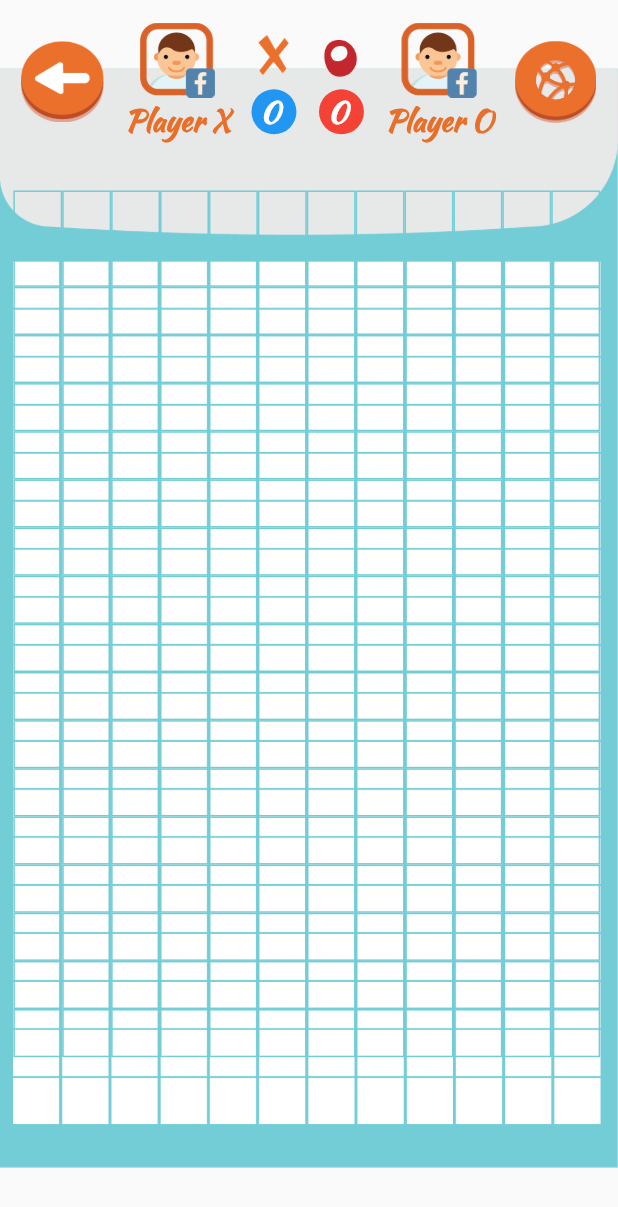
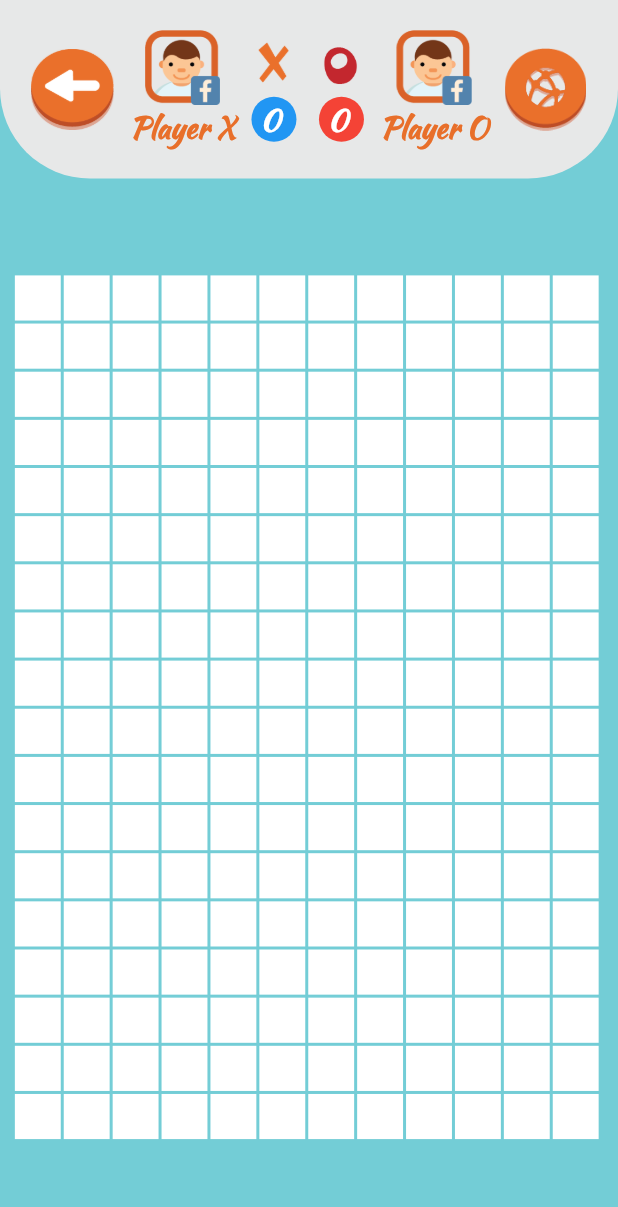
Before and after one commit to hoa2380/flutter_caro, a Flutter app: the GamePage screen opened by its route, on a phone screen of 412 x 824 dp. Shown: the top 1207 px of the screen. Run offline on Flutter 3.47's test engine with Material 2 defaults, Android fonts, the phone set to English and light mode, and no system bars; our stand-ins replace audioplayers, dotted_border, get, google_fonts.

Commit message:
add sound

```diff
--- a/lib/src/pages/game/game_page.dart
+++ b/lib/src/pages/game/game_page.dart
@@ -3,27 +3,35 @@ import 'package:caro_flutter/src/pages/game/widget/widget.dart';
 import 'package:flutter/material.dart';
 import 'package:get/get.dart';
 
-
-class GamePage extends GetView<GameController>{
-
+class GamePage extends GetView<GameController> {
   @override
   Widget build(BuildContext context) {
-    return Scaffold(
-      body: GetX<GameController>(
-          builder: (_) {
-            return Container(
-              decoration: BoxDecoration(
-                  image: DecorationImage(
-                      image: AssetImage('assets/image/screen 2.png')
-                  )
-              ),
-              child: Column(children: <Widget>[
-                Score(controller.xTurn, controller.xScore, controller.oScore,),
-                SizedBox(height: 33,),
-                Board(controller.tapFunc, controller.label, controller.end),
-              ]),
-            );
-          }),
+    return SafeArea(
+      child: Scaffold(
+        extendBodyBehindAppBar: true,
+        extendBody: true,
+        body: GetX<GameController>(builder: (_) {
+          return Container(
+            color: Color(0xff73CDD6),
+            child: Column(
+                children: <Widget>[
+                  Score(
+                    controller.xTurn,
+                    controller.xScore,
+                    controller.oScore,
+                  ),
+                  Expanded(
+                    child: Column(
+                      mainAxisAlignment: MainAxisAlignment.center,
+                      children: [
+                        Board(controller.tapFunc, controller.label, controller.end,),
+                      ],
+                    ),
+                  ),
+                ]),
+          );
+        }),
+      ),
     );
   }
 }
--- a/lib/src/pages/game/widget/board.dart
+++ b/lib/src/pages/game/widget/board.dart
@@ -1,12 +1,11 @@
 import 'package:flutter/material.dart';
-import 'package:google_fonts/google_fonts.dart';
 
 class Board extends StatelessWidget {
   Function tapFunc;
   List label;
   bool end;
 
-  Board(this.tapFunc, this.label, this.end);
+  Board(this.tapFunc, this.label, this.end,);
 
   @override
   Widget build(BuildContext context) {
@@ -29,7 +28,10 @@ class Board extends StatelessWidget {
           },
           child: Container(
             decoration:
-                BoxDecoration(border: Border.all(color: Color(0xff73CDD6))),
+                BoxDecoration(
+                    border: Border.all(color: Color(0xff73CDD6)),
+                  color: Colors.white,
+                ),
             height: 32.1,
             width: 32.6,
             child: Center(
@@ -43,8 +45,6 @@ class Board extends StatelessWidget {
       }
       col.add(Row(children: r));
     }
-    return SingleChildScrollView(
-      child: Column(children: col),
-    );
+    return Column(children: col);
   }
 }
--- a/lib/src/pages/game/widget/score.dart
+++ b/lib/src/pages/game/widget/score.dart
@@ -10,8 +10,15 @@ class Score extends StatelessWidget {
   Score(this.xTurn, this.oScore, this.xScore,);
   Widget build(BuildContext context) {
     return Container(
-        margin: EdgeInsets.only(top: 15),
         alignment: Alignment.center,
+        decoration: BoxDecoration(
+          color: Color(0xffE7E8E8),
+          borderRadius: BorderRadius.vertical(
+            bottom: Radius.circular(60)
+          )
+        ),
+        child: Padding(
+          padding: const EdgeInsets.symmetric(horizontal: 10, vertical: 20),
           child: Column(
               mainAxisAlignment: MainAxisAlignment.center,
               children: <Widget>[
@@ -98,6 +105,7 @@ class Score extends StatelessWidget {
                     child: Image.asset('assets/image/option.png', width: 55, height: 55,),
                   ),
                 ]),
-            ]));
+              ]),
+        ));
   }
 }
--- a/lib/src/pages/home/home_page.dart
+++ b/lib/src/pages/home/home_page.dart
@@ -11,7 +11,8 @@ class HomePage extends GetView<HomeController> {
   @override
   Widget build(BuildContext context) {
     SystemChrome.setEnabledSystemUIOverlays([]);
-    return Scaffold(
+    return SafeArea(
+      child: Scaffold(
         body: Container(
           width: MediaQuery.of(context).size.width,
           decoration: BoxDecoration(
@@ -32,7 +33,7 @@ class HomePage extends GetView<HomeController> {
                     width: 300,
                   )),
               Bouncing(
-                onPress: () {
+                  onPress: () async {
                     Get.toNamed(Routes.game);
                   },
                   child: Image.asset(
@@ -68,6 +69,7 @@ class HomePage extends GetView<HomeController> {
             ],
           ),
         ),
+      ),
     );
   }
 }
--- /dev/null
+++ b/lib/src/until/audio.dart
@@ -0,0 +1,30 @@
+import 'dart:async';
+import 'package:audioplayers/audioplayers.dart';
+import 'package:flutter/foundation.dart';
+
+class Audio {
+  static AudioCache player = AudioCache();
+
+  static Future<dynamic> init() async {
+    await player.loadAll([
+      'audio/x.wav',
+      'audio/o.wav',
+      'audio/victory.wav'
+    ]);
+  }
+
+  static playAsset(AudioType audioType) {
+    player.play('audio/${describeEnum(audioType)}.wav');
+  }
+
+  // static play() async {
+  //   AudioPlayer player = AudioPlayer();
+  //   await player.play('assets/audio/swap.wav', isLocal: true);
+  // }
+}
+
+enum AudioType {
+  x,
+  o,
+  victory,
+}
--- a/pubspec.yaml
+++ b/pubspec.yaml
@@ -30,6 +30,8 @@ dependencies:
   cupertino_icons: ^1.0.2
   google_fonts: ^2.1.0
   dotted_border: ^2.0.0
+  audioplayers: ^0.19.1
+
 
   #get
   get: ^4.1.4
@@ -56,6 +58,9 @@ flutter:
     - assets/image/avatar.png
     - assets/image/friend.png
     - assets/image/search_form.png
+    - assets/audio/x.wav
+    - assets/audio/o.wav
+    - assets/audio/victory.wav
 
   # An image asset can refer to one or more resolution-specific "variants", see
   # https://flutter.dev/assets-and-images/#resolution-aware.
```
Also changed, not shown: lib/src/controllers/game/game_controller.dart (+7 -3 lines), pubspec.lock, 5 other files. Lines whose indentation alone changed are shown as unchanged.
